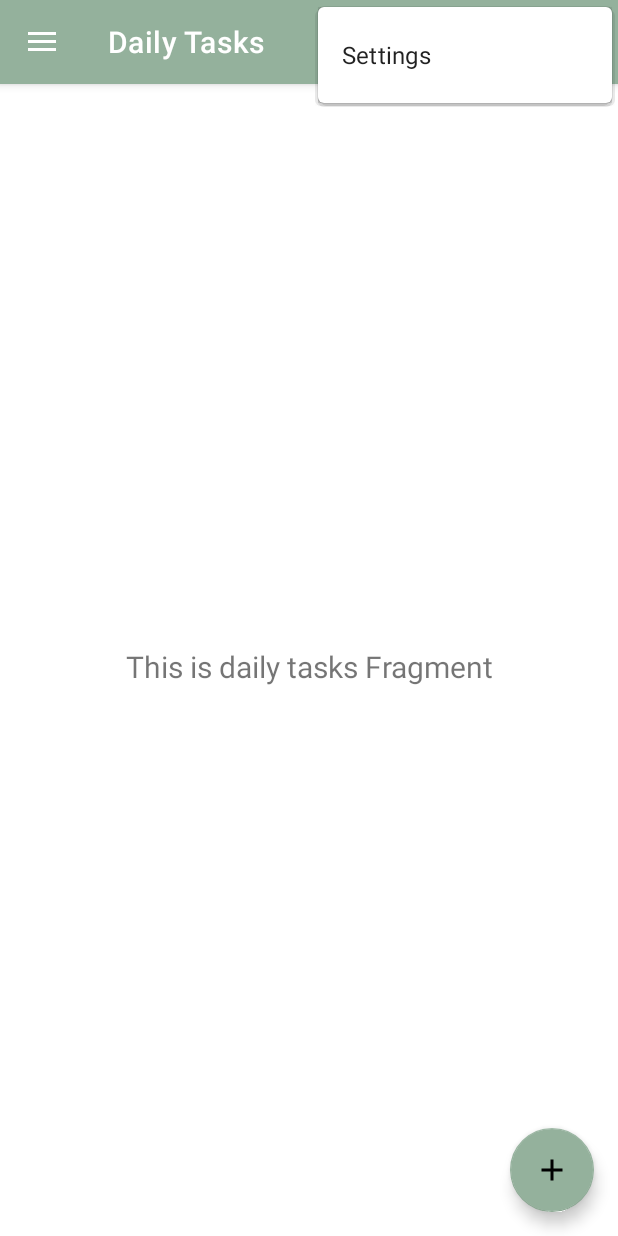
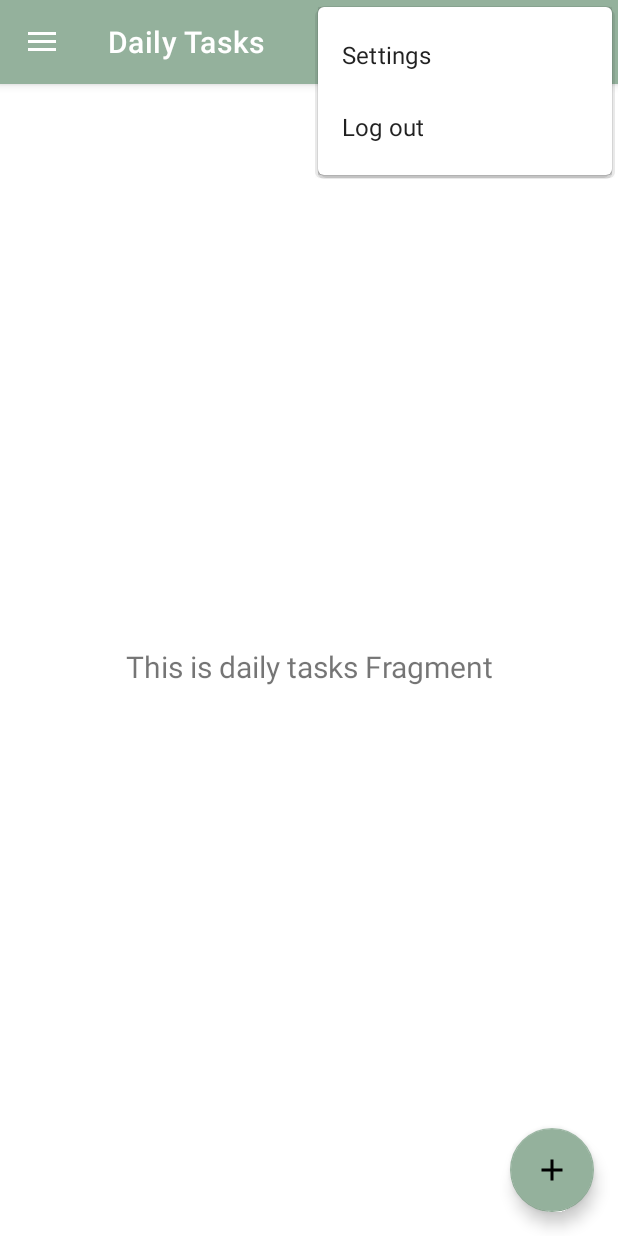
Before and after one commit to ttsochat/OrganizerApp, an Android app: the screen it shows after launch once a user with an empty profile is signed in (NavigationActivity), with the options menu open, on a phone screen of 412 x 824 dp. Run offline under Robolectric (Android 15) with nearby library versions, the phone set to English and light mode, and no system bars; our stand-ins replace Firebase (no records; nobody signed in at launch, a user with empty details on screens opened directly), navigation-ui.

Commit message:
added menu item on navigation.xml "log out!"

```diff
--- a/app/src/main/res/menu/navigation.xml
+++ b/app/src/main/res/menu/navigation.xml
@@ -6,4 +6,8 @@
         android:orderInCategory="100"
         android:title="@string/action_settings"
         app:showAsAction="never" />
+    <item
+        android:id="@+id/action_logout"
+        android:orderInCategory="100"
+        android:title="@string/log_out"/>
 </menu>
--- a/app/src/main/res/values/strings.xml
+++ b/app/src/main/res/values/strings.xml
@@ -25,4 +25,5 @@
     <string name="menu_tomato_stats">Tomato Stats</string>
     <string name="tomato_stats">Tomato Stats</string>
     <string name="email">Email</string>
+    <string name="log_out">Log out</string>
 </resources>
```
